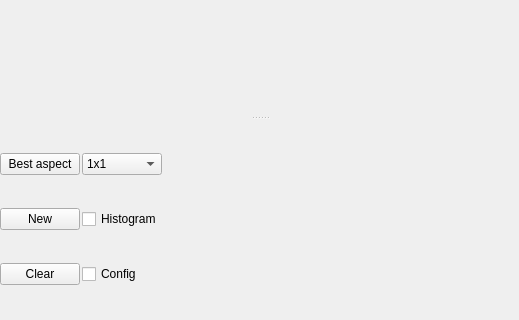
Old version of the form resources/ui/overview.ui in the repository flegac/piaf-edit; both pictures show x 0 to 519 and y 160 to 480 of the 519 by 480 pixel window.
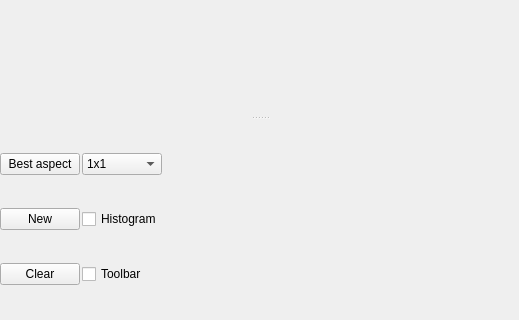
New version of the form. Custom widgets are drawn as their Qt base class.

```diff
--- a/resources/ui/overview.ui
+++ b/resources/ui/overview.ui
@@ -105,7 +105,7 @@
        <item row="3" column="2">
         <widget class="QCheckBox" name="config">
          <property name="text">
-          <string>Config</string>
+          <string>Toolbar</string>
          </property>
         </widget>
        </item>
```
Left out of the diff: 6 changed lines with no effect on the pictures.
